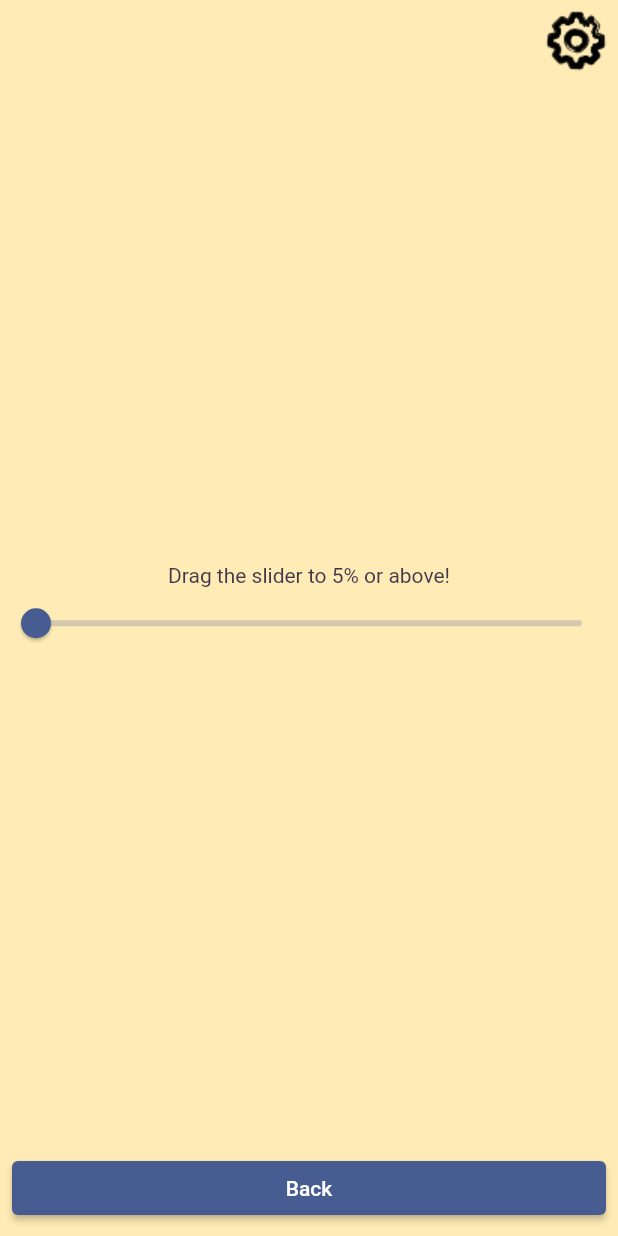
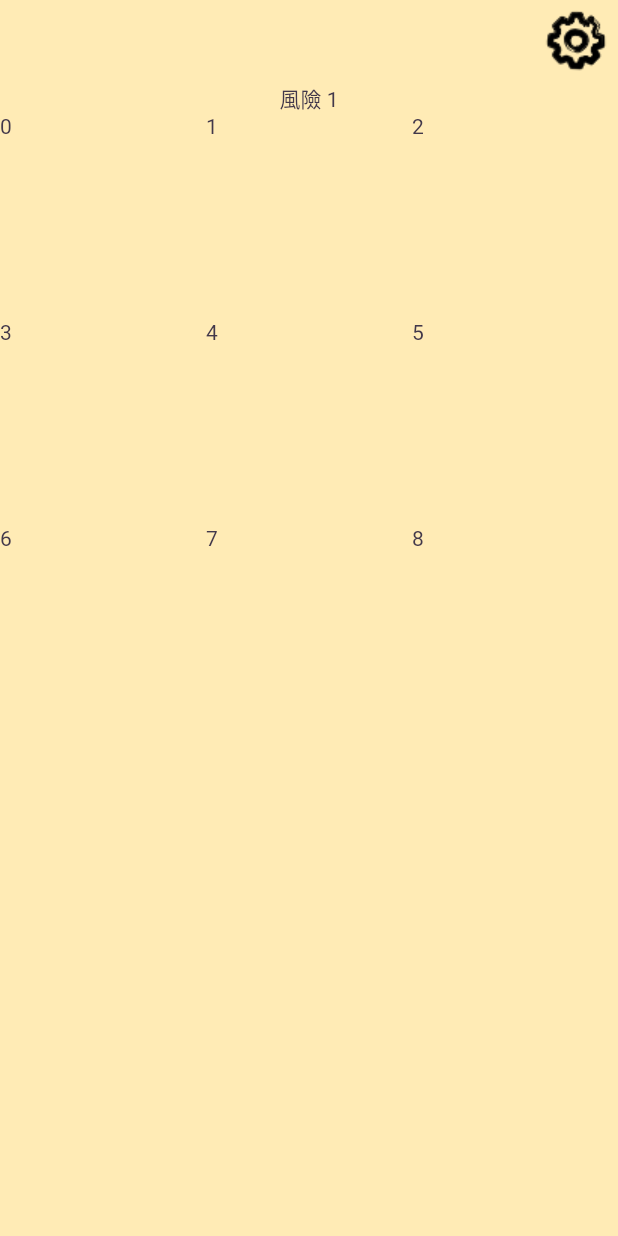
Before and after one commit to JohnsonHuang555/schrodinger-s_box, a Flutter app: the PlaySessionScreen screen opened directly with sample values from the repository, on a phone screen of 412 x 824 dp. Run offline on Flutter 3.47's test engine with Material 2 defaults, Android fonts, the phone set to English and light mode, and no system bars; our stand-ins replace audioplayers, firebase_core, firebase_crashlytics, go_router, google_mobile_ads, in_app_purchase and 1 more; missing offline and left inert: games_services; accounts and stored records are empty.

Commit message:
add game board widget

```diff
--- a/lib/main.dart
+++ b/lib/main.dart
@@ -244,6 +244,7 @@ class MyApp extends StatelessWidget {
           final palette = context.watch<Palette>();
 
           return MaterialApp.router(
+            debugShowCheckedModeBanner: false,
             title: 'Flutter Demo',
             theme: ThemeData.from(
               colorScheme: ColorScheme.fromSeed(
--- /dev/null
+++ b/lib/src/play_session/game_board.dart
@@ -0,0 +1,17 @@
+import 'package:flutter/material.dart';
+
+class GameBoard extends StatelessWidget {
+  const GameBoard({super.key});
+
+  @override
+  Widget build(BuildContext context) {
+    return SizedBox(
+      height: 400,
+      child: Expanded(
+          child: GridView.count(
+        crossAxisCount: 3,
+        children: [for (var i = 0; i < 9; i++) Text('${i}')],
+      )),
+    );
+  }
+}
--- a/lib/src/play_session/play_session_screen.dart
+++ b/lib/src/play_session/play_session_screen.dart
@@ -5,6 +5,7 @@
 import 'dart:async';
 
 import 'package:flutter/material.dart';
+import 'package:game_template/src/play_session/game_board.dart';
 import 'package:go_router/go_router.dart';
 import 'package:logging/logging.dart' hide Level;
 import 'package:provider/provider.dart';
@@ -75,30 +76,9 @@ class _PlaySessionScreenState extends State<PlaySessionScreen> {
                         ),
                       ),
                     ),
+                    Text('風險 ${1}'),
+                    GameBoard(),
                     const Spacer(),
-                    Text('Drag the slider to ${widget.level.difficulty}%'
-                        ' or above!'),
-                    Consumer<LevelState>(
-                      builder: (context, levelState, child) => Slider(
-                        label: 'Level Progress',
-                        autofocus: true,
-                        value: levelState.progress / 100,
-                        onChanged: (value) =>
-                            levelState.setProgress((value * 100).round()),
-                        onChangeEnd: (value) => levelState.evaluate(),
-                      ),
-                    ),
-                    const Spacer(),
-                    Padding(
-                      padding: const EdgeInsets.all(8.0),
-                      child: SizedBox(
-                        width: double.infinity,
-                        child: ElevatedButton(
-                          onPressed: () => GoRouter.of(context).go('/play'),
-                          child: const Text('Back'),
-                        ),
-                      ),
-                    ),
                   ],
                 ),
               ),
```
Also changed, not shown: analysis_options.yaml (+21 -3 lines), lib/src/main_menu/main_menu_screen.dart (+4 -3 lines).
